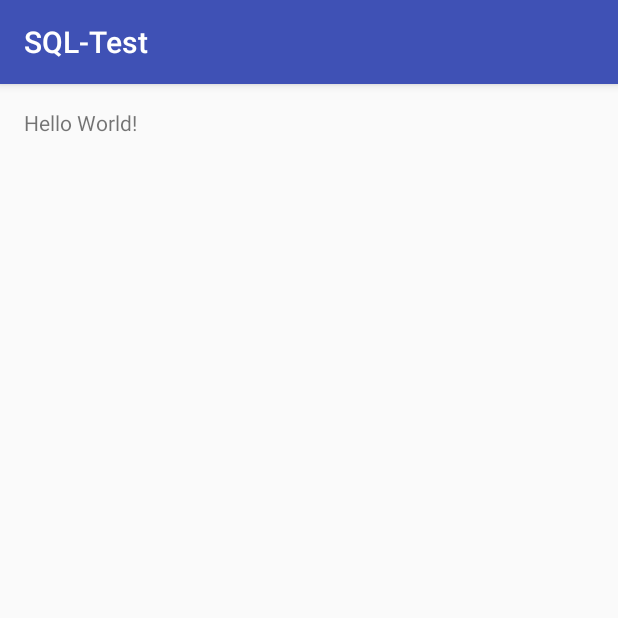
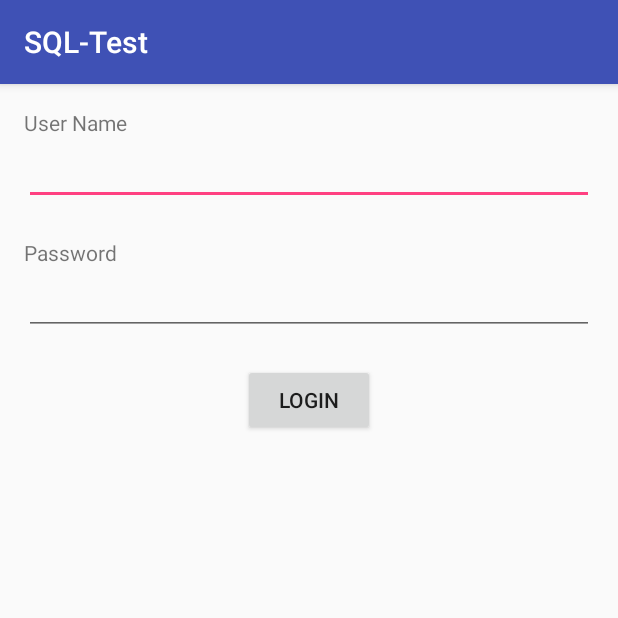
Before and after one commit to Keko-ryze/SQL-Test, an Android app: the screen it shows after launch (MainActivity), on a phone screen of 412 x 824 dp, the top half of it. Run offline under Robolectric (Android 15) with nearby library versions, the phone set to English and light mode, and no system bars.

Commit message:
main BackgroundTask build

```diff
--- a/app/src/main/java/com/example/kevin/sql_test/BackgroundTask.java
+++ b/app/src/main/java/com/example/kevin/sql_test/BackgroundTask.java
@@ -7,12 +7,21 @@ import android.os.AsyncTask;
  * Created by kevin on 21.03.17.
  */
 
-public class BackgroundTask extends AsyncTask<Void ,Void, Void> {
+public class BackgroundTask extends AsyncTask< String ,Void, Void> {
 
     Context context;
 
+    BackgroundTask(Context ctx) {
+        context = ctx;
+    }
+
     @Override
-    protected Void doInBackground(Void... params) {
+    protected Void doInBackground(String... params) {
+        String type = params[0];
+        if (type.equals("login")){
+
+        }
+
         return null;
     }
 
--- a/app/src/main/java/com/example/kevin/sql_test/MainActivity.java
+++ b/app/src/main/java/com/example/kevin/sql_test/MainActivity.java
@@ -2,15 +2,12 @@ package com.example.kevin.sql_test;
 
 import android.support.v7.app.AppCompatActivity;
 import android.os.Bundle;
-import android.support.v7.view.ViewPropertyAnimatorCompatSet;
 import android.view.View;
-import android.widget.Button;
 import android.widget.EditText;
 
 public class MainActivity extends AppCompatActivity {
 
     EditText UsernameEt, PasswordEt;
-
 
 
     @Override
@@ -25,7 +22,10 @@ public class MainActivity extends AppCompatActivity {
     public void onClickLogin(View view){
         String username = UsernameEt.getText().toString();
         String password = PasswordEt.getText().toString();
+        String type = "login";
 
+        BackgroundTask backgroundTask = new BackgroundTask(this);
+        backgroundTask.execute(type, username, password);
 
     }
 
--- a/app/src/main/res/layout/activity_main.xml
+++ b/app/src/main/res/layout/activity_main.xml
@@ -11,7 +11,49 @@
     tools:context="com.example.kevin.sql_test.MainActivity">
 
     <TextView
+        android:text="User Name "
         android:layout_width="wrap_content"
         android:layout_height="wrap_content"
-        android:text="Hello World!" />
+        android:layout_alignParentTop="true"
+        android:layout_alignParentStart="true"
+        android:id="@+id/textView" />
+
+    <EditText
+        android:layout_width="wrap_content"
+        android:layout_height="wrap_content"
+        android:inputType="textPersonName"
+        android:ems="10"
+        android:id="@+id/username"
+        android:layout_below="@+id/textView"
+        android:layout_alignParentStart="true"
+        android:layout_alignParentEnd="true" />
+
+    <TextView
+        android:text="Password "
+        android:layout_width="wrap_content"
+        android:layout_height="wrap_content"
+        android:id="@+id/textView2"
+        android:layout_below="@+id/username"
+        android:layout_alignParentStart="true"
+        android:layout_marginTop="22dp" />
+
+    <EditText
+        android:layout_width="wrap_content"
+        android:layout_height="wrap_content"
+        android:inputType="textPersonName"
+        android:ems="10"
+        android:id="@+id/password"
+        android:layout_below="@+id/textView2"
+        android:layout_alignParentStart="true"
+        android:layout_alignParentEnd="true" />
+
+    <Button
+        android:text="Login"
+        android:layout_width="wrap_content"
+        android:layout_height="wrap_content"
+        android:layout_below="@+id/password"
+        android:layout_centerHorizontal="true"
+        android:layout_marginTop="19dp"
+        android:id="@+id/button"
+        android:onClick="onClickLogin" />
 </RelativeLayout>
```
